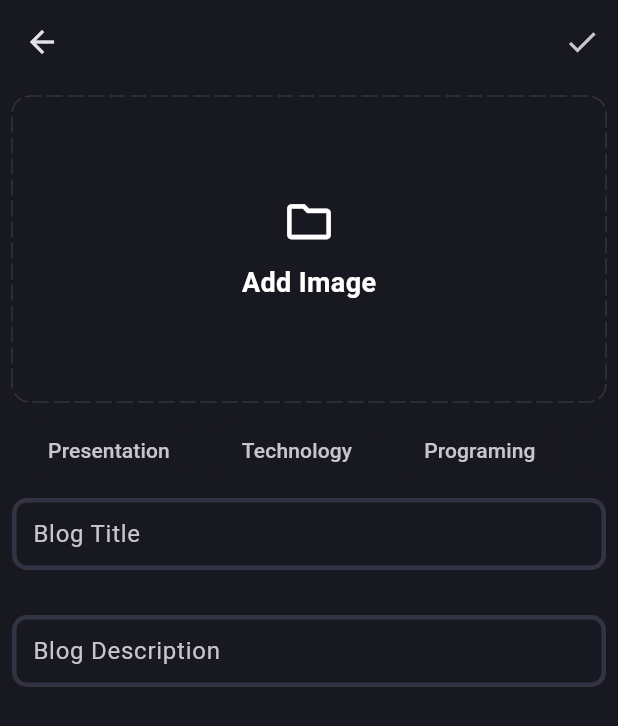
After one commit to Sambhav0707/Blog_App, a Flutter app: the AddBlogPage screen opened directly, after a tap on "Add Image", on a phone screen of 412 x 824 dp. The commit adds this screen. Shown: the top 726 px of the screen. Run offline on Flutter 3.47's test engine with Material 3 defaults, Android fonts, the phone set to English and light mode, and no system bars; drawn by our look-alikes of dotted_border; our stand-ins replace flutter_bloc, fpdart, get_it, image_picker, supabase_flutter; accounts and stored records are empty.

Commit message:
blog page ui update

```diff
--- a/lib/core/theme/theme.dart
+++ b/lib/core/theme/theme.dart
@@ -2,23 +2,24 @@ import 'package:blog_app/core/theme/app_pallete.dart';
 import 'package:flutter/material.dart';
 
 class AppTheme {
-  static _border([Color color = AppPallete.borderColor])=> OutlineInputBorder(
-    borderSide: BorderSide(
-      color: color,
-      width: 3
-    ),
-    borderRadius: BorderRadius.circular(10),
-  );
+  static _border([Color color = AppPallete.borderColor]) => OutlineInputBorder(
+        borderSide: BorderSide(color: color, width: 3),
+        borderRadius: BorderRadius.circular(10),
+      );
   static final darkThemeMode = ThemeData.dark().copyWith(
     scaffoldBackgroundColor: AppPallete.backgroundColor,
-    appBarTheme: AppBarTheme(
+    appBarTheme: const AppBarTheme(
       backgroundColor: AppPallete.backgroundColor,
     ),
+    chipTheme: const ChipThemeData(
+      color: WidgetStatePropertyAll(
+        AppPallete.backgroundColor,
+      ),
+      side: BorderSide.none,
+    ),
     inputDecorationTheme: InputDecorationTheme(
-      enabledBorder: _border(),
-      focusedBorder: _border(AppPallete.gradient2),
-      errorBorder: _border(AppPallete.errorColor)
-    )
+        enabledBorder: _border(),
+        focusedBorder: _border(AppPallete.gradient2),
+        errorBorder: _border(AppPallete.errorColor)),
   );
-
 }
--- /dev/null
+++ b/lib/core/utils/pick_image.dart
@@ -0,0 +1,19 @@
+import 'dart:io';
+
+import 'package:flutter/material.dart';
+import 'package:image_picker/image_picker.dart';
+
+Future<File?> pickImage() async {
+  final xFile = await ImagePicker().pickImage(source: ImageSource.gallery);
+
+  try{
+    if (xFile != null) {
+    return File(xFile.path);
+  } else {
+    return null;
+  }
+  }catch(e){
+    debugPrint(e.toString());
+    return null;
+  }
+}
--- /dev/null
+++ b/lib/features/blogs/presentation/pages/add_blog_page.dart
@@ -0,0 +1,156 @@
+import 'dart:io';
+
+import 'package:blog_app/core/theme/app_pallete.dart';
+import 'package:blog_app/core/utils/pick_image.dart';
+import 'package:blog_app/features/blogs/presentation/widgets/blog_fied.dart';
+import 'package:dotted_border/dotted_border.dart';
+import 'package:flutter/material.dart';
+
+class AddBlogPage extends StatefulWidget {
+  static Route() =>
+      MaterialPageRoute(builder: (context) => const AddBlogPage());
+  const AddBlogPage({super.key});
+
+  @override
+  State<AddBlogPage> createState() => _AddBlogPageState();
+}
+
+class _AddBlogPageState extends State<AddBlogPage> {
+  final TextEditingController controller = TextEditingController();
+  final TextEditingController controller2 = TextEditingController();
+
+  final List<String> selectedCat = [];
+  File? image;
+
+  void selectImage() async {
+    File? pickedImage;
+
+    pickedImage = await pickImage();
+
+    if (pickedImage != null) {
+      setState(() {
+        image = pickedImage;
+      });
+    }
+  }
+
+  @override
+  void dispose() {
+    // TODO: implement dispose
+    controller.dispose();
+    controller2.dispose();
+    super.dispose();
+  }
+
+  @override
+  Widget build(BuildContext context) {
+    return Scaffold(
+      appBar: AppBar(
+        actions: [
+          IconButton(
+            onPressed: () {},
+            icon: const Icon(Icons.done),
+          )
+        ],
+      ),
+      body: Padding(
+        padding: const EdgeInsets.all(8.0),
+        child: Column(
+          children: [
+            image != null
+                ? GestureDetector(
+                    onTap: () {
+                      selectImage();
+                    },
+                    child: Image.file(
+                      image!,
+                      height: 200,
+                      width: double.infinity,
+                      fit: BoxFit.cover,
+                    ),
+                  )
+                : GestureDetector(
+                    onTap: () {
+                      selectImage();
+                    },
+                    child: DottedBorder(
+                      borderType: BorderType.RRect,
+                      color: AppPallete.borderColor,
+                      radius: const Radius.circular(12),
+                      dashPattern: const [10, 4],
+                      strokeCap: StrokeCap.round,
+                      child: const SizedBox(
+                        height: 200,
+                        width: double.infinity,
+                        child: Column(
+                          mainAxisAlignment: MainAxisAlignment.center,
+                          children: [
+                            Icon(
+                              Icons.folder_outlined,
+                              size: 35,
+                            ),
+                            SizedBox(
+                              height: 10,
+                            ),
+                            Text(
+                              'Add Image',
+                              style: TextStyle(
+                                  color: AppPallete.whiteColor,
+                                  fontSize: 18,
+                                  fontWeight: FontWeight.bold),
+                            )
+                          ],
+                        ),
+                      ),
+                    ),
+                  ),
+            SingleChildScrollView(
+              scrollDirection: Axis.horizontal,
+              child: Row(
+                children: [
+                  "Presentation",
+                  "Technology",
+                  "Programing",
+                  "General"
+                ].map((e) {
+                  return Padding(
+                    padding: const EdgeInsets.all(8.0),
+                    child: GestureDetector(
+                      onTap: () {
+                        if (selectedCat.contains(e)) {
+                          selectedCat.remove(e);
+                          debugPrint(selectedCat.toString());
+                        } else {
+                          selectedCat.add(e);
+                          debugPrint(selectedCat.toString());
+                        }
+                        setState(() {});
+                      },
+                      child: Chip(
+                        color: selectedCat.contains(e)
+                            ? WidgetStatePropertyAll(AppPallete.gradient1)
+                            : null,
+                        label: Text(e),
+                      ),
+                    ),
+                  );
+                }).toList(),
+              ),
+            ),
+            BlogField(
+              controller: controller,
+              hintText: "Blog Title",
+            ),
+            const SizedBox(
+              height: 30,
+            ),
+            BlogField(
+              controller: controller2,
+              hintText: "Blog Description",
+            )
+          ],
+        ),
+      ),
+    );
+  }
+}
--- /dev/null
+++ b/lib/features/blogs/presentation/pages/blog_page.dart
@@ -0,0 +1,24 @@
+import 'package:blog_app/features/blogs/presentation/pages/add_blog_page.dart';
+import 'package:flutter/cupertino.dart';
+import 'package:flutter/material.dart';
+
+class BlogPage extends StatelessWidget {
+  const BlogPage({super.key});
+
+  @override
+  Widget build(BuildContext context) {
+    return Scaffold(
+        appBar: AppBar(
+      title: const Text('Blog App'),
+      centerTitle: true,
+      actions: [
+        IconButton(
+          onPressed: () {
+            Navigator.push(context, AddBlogPage.Route() , );
+          },
+          icon: Icon(CupertinoIcons.add_circled),
+        )
+      ],
+    ));
+  }
+}
--- /dev/null
+++ b/lib/features/blogs/presentation/widgets/blog_fied.dart
@@ -0,0 +1,27 @@
+import 'package:flutter/cupertino.dart';
+import 'package:flutter/material.dart';
+
+class BlogField extends StatelessWidget {
+  final TextEditingController controller;
+  final String hintText;
+
+  const BlogField(
+      {super.key,
+      required this.controller,
+      required this.hintText,
+     });
+
+  @override
+  Widget build(BuildContext context) {
+    return TextFormField(
+      controller: controller,
+      decoration: InputDecoration(
+        hintText: hintText,
+        alignLabelWithHint: true,
+        contentPadding: const EdgeInsets.all(10),
+
+      ),
+      maxLines: null,
+    );
+  }
+}
--- a/lib/main.dart
+++ b/lib/main.dart
@@ -7,6 +7,7 @@ import 'package:blog_app/features/Auth/domain/repository/auth_repository.dart';
 import 'package:blog_app/features/Auth/domain/useCases/user_sign_up.dart';
 import 'package:blog_app/features/Auth/presentation/bloc/auth_bloc.dart';
 import 'package:blog_app/features/Auth/presentation/pages/login_page.dart';
+import 'package:blog_app/features/blogs/presentation/pages/blog_page.dart';
 import 'package:blog_app/init_dependencies.dart';
 import 'package:flutter/material.dart';
 import 'package:flutter_bloc/flutter_bloc.dart';
@@ -64,11 +65,7 @@ class _MyAppState extends State<MyApp> {
         },
         builder: (context, isLoggedIn) {
           if (isLoggedIn) {
-            return const Scaffold(
-              body: Center(
-                child: Text("logged in"),
-              ),
-            );
+            return BlogPage();
           } else {
             return LoginPage();
           }
--- a/pubspec.yaml
+++ b/pubspec.yaml
@@ -33,6 +33,8 @@ dependencies:
   supabase_flutter: ^2.7.0
   flutter_bloc: ^8.1.6
   get_it: ^8.0.3
+  dotted_border: ^2.1.0
+  image_picker: ^1.1.2
 
 
   # The following adds the Cupertino Icons font to your application.
```
